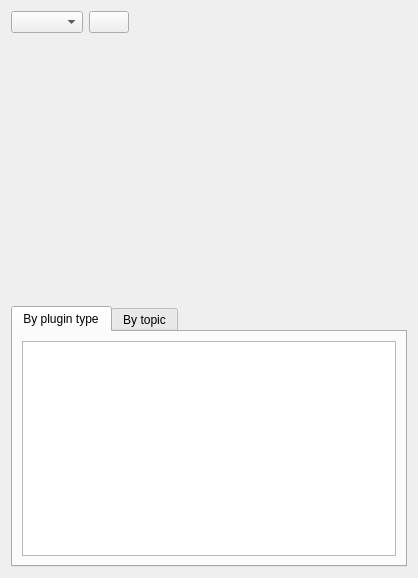
First picture: the form in src/image_overlay.ui, repository ros-sports/rqt_image_overlay, before the edit.
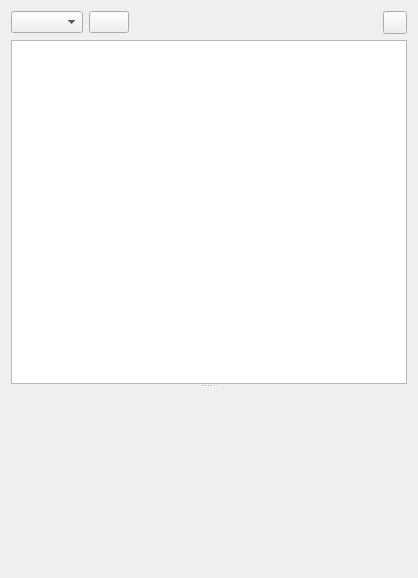
Second picture: the form after the edit. Icons and pictures are not drawn. Custom widgets are drawn as their Qt base class.

Commit message: add overlay menu

Patch:
```diff
--- a/src/image_overlay.ui
+++ b/src/image_overlay.ui
@@ -47,9 +47,25 @@
        </property>
       </spacer>
      </item>
+     <item>
+      <widget class="QToolButton" name="add_overlay_button">
+       <property name="icon">
+        <iconset theme="add">
+         <normaloff>.</normaloff>.</iconset>
+       </property>
+       <property name="popupMode">
+        <enum>QToolButton::InstantPopup</enum>
+       </property>
+      </widget>
+     </item>
     </layout>
    </item>
    <item>
+    <widget class="QSplitter" name="splitter">
+     <property name="orientation">
+      <enum>Qt::Vertical</enum>
+     </property>
+     <widget class="QListWidget" name="plugin_topic_list"/>
     <widget class="RatioLayoutedFrame" name="image_frame">
      <property name="sizePolicy">
       <sizepolicy hsizetype="Expanding" vsizetype="Expanding">
@@ -59,39 +75,10 @@
      </property>
      <property name="minimumSize">
       <size>
-       <width>80</width>
-       <height>60</height>
-      </size>
-     </property>
-    </widget>
-   </item>
-   <item>
-    <widget class="QTabWidget" name="tabWidget">
-     <property name="enabled">
-      <bool>true</bool>
-     </property>
-     <property name="currentIndex">
-      <number>0</number>
-     </property>
-     <widget class="QWidget" name="tab">
-      <attribute name="title">
-       <string>By plugin type</string>
-      </attribute>
-      <layout class="QHBoxLayout" name="horizontalLayout">
-       <item>
-        <widget class="QListWidget" name="listWidget"/>
-       </item>
-      </layout>
-     </widget>
-     <widget class="QWidget" name="tab_2">
-      <attribute name="title">
-       <string>By topic</string>
-      </attribute>
-      <layout class="QVBoxLayout" name="verticalLayout_2">
-       <item>
-        <widget class="QListWidget" name="listWidget_2"/>
-       </item>
-      </layout>
+        <width>100</width>
+        <height>100</height>
+       </size>
+      </property>
      </widget>
     </widget>
    </item>
```
Left out of the diff: 2 changed lines with no effect on the pictures. Lines whose indentation alone changed are shown as unchanged. The commit also changes 2 other files.
